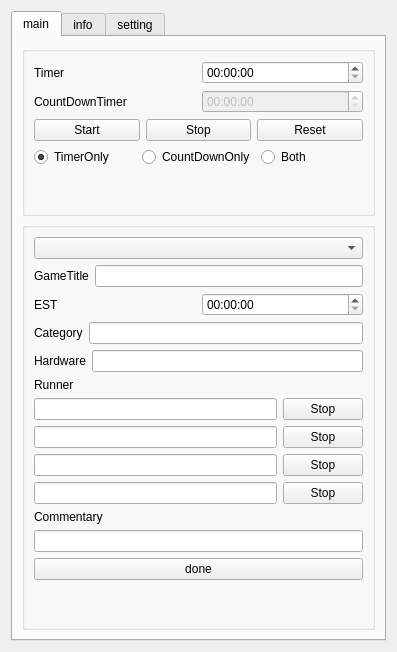
oimobatake/RTA-Support-Plugins, file src/RTAPluginDock.ui: the form before one commit.
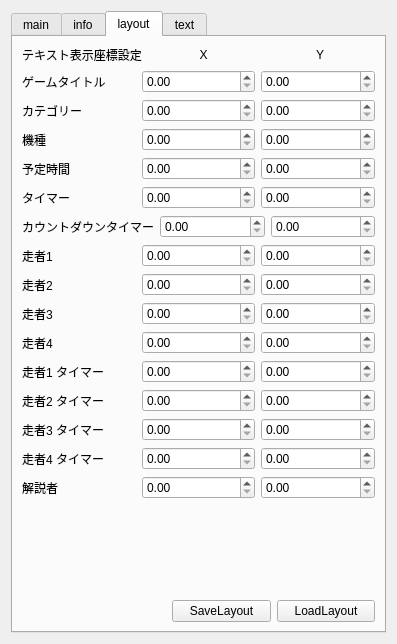
The form after the commit. The open tabs and pages were chosen to show the change.

Commit message: CSS化対応 - 作業コミット

```diff
--- a/src/RTAPluginDock.ui
+++ b/src/RTAPluginDock.ui
@@ -7,7 +7,7 @@
     <x>0</x>
     <y>0</y>
     <width>397</width>
-    <height>652</height>
+    <height>644</height>
    </rect>
   </property>
   <property name="windowTitle">
@@ -115,6 +115,11 @@
             </item>
             <item>
              <widget class="QPushButton" name="timeResetButton">
+              <property name="font">
+               <font>
+                <bold>false</bold>
+               </font>
+              </property>
               <property name="text">
                <string>Reset</string>
               </property>
@@ -468,12 +473,358 @@
        </item>
       </layout>
      </widget>
-     <widget class="QWidget" name="tab_3">
+     <widget class="QWidget" name="tab_4">
       <attribute name="title">
-       <string>setting</string>
+       <string>layout</string>
       </attribute>
       <layout class="QVBoxLayout" name="verticalLayout_7">
        <item>
+        <layout class="QGridLayout" name="gridLayout">
+         <item row="0" column="0">
+          <widget class="QLabel" name="label_9">
+           <property name="font">
+            <font/>
+           </property>
+           <property name="text">
+            <string>テキスト表示座標設定</string>
+           </property>
+           <property name="scaledContents">
+            <bool>false</bool>
+           </property>
+           <property name="alignment">
+            <set>Qt::AlignmentFlag::AlignCenter</set>
+           </property>
+          </widget>
+         </item>
+         <item row="0" column="1">
+          <widget class="QLabel" name="label_11">
+           <property name="font">
+            <font/>
+           </property>
+           <property name="text">
+            <string>X</string>
+           </property>
+           <property name="alignment">
+            <set>Qt::AlignmentFlag::AlignCenter</set>
+           </property>
+          </widget>
+         </item>
+         <item row="0" column="2">
+          <widget class="QLabel" name="label_12">
+           <property name="font">
+            <font/>
+           </property>
+           <property name="text">
+            <string>Y</string>
+           </property>
+           <property name="alignment">
+            <set>Qt::AlignmentFlag::AlignCenter</set>
+           </property>
+          </widget>
+         </item>
+        </layout>
+       </item>
+       <item>
+        <layout class="QGridLayout" name="gridLayout_3">
+         <item row="0" column="0">
+          <widget class="QLabel" name="label_10">
+           <property name="text">
+            <string>ゲームタイトル</string>
+           </property>
+          </widget>
+         </item>
+         <item row="0" column="1">
+          <widget class="QDoubleSpinBox" name="posX_GameTitle">
+           <property name="maximum">
+            <double>99.989999999999995</double>
+           </property>
+          </widget>
+         </item>
+         <item row="0" column="2">
+          <widget class="QDoubleSpinBox" name="posY_GameTitle"/>
+         </item>
+        </layout>
+       </item>
+       <item>
+        <layout class="QGridLayout" name="gridLayout_4">
+         <item row="0" column="0">
+          <widget class="QLabel" name="label_13">
+           <property name="text">
+            <string>カテゴリー</string>
+           </property>
+          </widget>
+         </item>
+         <item row="0" column="2">
+          <widget class="QDoubleSpinBox" name="posY_Category"/>
+         </item>
+         <item row="0" column="1">
+          <widget class="QDoubleSpinBox" name="posX_Category"/>
+         </item>
+        </layout>
+       </item>
+       <item>
+        <layout class="QGridLayout" name="gridLayout_5">
+         <item row="0" column="0">
+          <widget class="QLabel" name="label_14">
+           <property name="text">
+            <string>機種</string>
+           </property>
+          </widget>
+         </item>
+         <item row="0" column="1">
+          <widget class="QDoubleSpinBox" name="posX_Hardware"/>
+         </item>
+         <item row="0" column="2">
+          <widget class="QDoubleSpinBox" name="posY_Hardware"/>
+         </item>
+        </layout>
+       </item>
+       <item>
+        <layout class="QGridLayout" name="gridLayout_6">
+         <item row="0" column="0">
+          <widget class="QLabel" name="label_15">
+           <property name="text">
+            <string>予定時間</string>
+           </property>
+          </widget>
+         </item>
+         <item row="0" column="1">
+          <widget class="QDoubleSpinBox" name="posX_EstimateTime"/>
+         </item>
+         <item row="0" column="2">
+          <widget class="QDoubleSpinBox" name="posY_EstimateTime"/>
+         </item>
+        </layout>
+       </item>
+       <item>
+        <layout class="QGridLayout" name="gridLayout_8">
+         <item row="0" column="0">
+          <widget class="QLabel" name="label_17">
+           <property name="text">
+            <string>タイマー</string>
+           </property>
+          </widget>
+         </item>
+         <item row="0" column="1">
+          <widget class="QDoubleSpinBox" name="posX_CountUpTimer"/>
+         </item>
+         <item row="0" column="2">
+          <widget class="QDoubleSpinBox" name="posY_CountUpTimer"/>
+         </item>
+        </layout>
+       </item>
+       <item>
+        <layout class="QGridLayout" name="gridLayout_9">
+         <item row="0" column="0">
+          <widget class="QLabel" name="label_18">
+           <property name="text">
+            <string>カウントダウンタイマー</string>
+           </property>
+          </widget>
+         </item>
+         <item row="0" column="1">
+          <widget class="QDoubleSpinBox" name="posX_CountDownTimer"/>
+         </item>
+         <item row="0" column="2">
+          <widget class="QDoubleSpinBox" name="posY_CountDownTimer"/>
+         </item>
+        </layout>
+       </item>
+       <item>
+        <layout class="QGridLayout" name="gridLayout_14">
+         <item row="0" column="2">
+          <widget class="QDoubleSpinBox" name="posY_RunnerName_1"/>
+         </item>
+         <item row="0" column="0">
+          <widget class="QLabel" name="label_23">
+           <property name="text">
+            <string>走者1</string>
+           </property>
+          </widget>
+         </item>
+         <item row="0" column="1">
+          <widget class="QDoubleSpinBox" name="posX_RunnerName_1"/>
+         </item>
+        </layout>
+       </item>
+       <item>
+        <layout class="QGridLayout" name="gridLayout_15">
+         <item row="0" column="0">
+          <widget class="QLabel" name="label_24">
+           <property name="text">
+            <string>走者2</string>
+           </property>
+          </widget>
+         </item>
+         <item row="0" column="1">
+          <widget class="QDoubleSpinBox" name="posX_RunnerName_2"/>
+         </item>
+         <item row="0" column="2">
+          <widget class="QDoubleSpinBox" name="posY_RunnerName_2"/>
+         </item>
+        </layout>
+       </item>
+       <item>
+        <layout class="QGridLayout" name="gridLayout_16">
+         <item row="0" column="0">
+          <widget class="QLabel" name="label_25">
+           <property name="text">
+            <string>走者3</string>
+           </property>
+          </widget>
+         </item>
+         <item row="0" column="1">
+          <widget class="QDoubleSpinBox" name="posX_RunnerName_3"/>
+         </item>
+         <item row="0" column="2">
+          <widget class="QDoubleSpinBox" name="posY_RunnerName_3"/>
+         </item>
+        </layout>
+       </item>
+       <item>
+        <layout class="QGridLayout" name="gridLayout_17">
+         <item row="0" column="0">
+          <widget class="QLabel" name="label_26">
+           <property name="text">
+            <string>走者4</string>
+           </property>
+          </widget>
+         </item>
+         <item row="0" column="1">
+          <widget class="QDoubleSpinBox" name="posX_RunnerName_4"/>
+         </item>
+         <item row="0" column="2">
+          <widget class="QDoubleSpinBox" name="posY_RunnerName_4"/>
+         </item>
+        </layout>
+       </item>
+       <item>
+        <layout class="QGridLayout" name="gridLayout_10">
+         <item row="0" column="2">
+          <widget class="QDoubleSpinBox" name="posY_RunnerTimer_1"/>
+         </item>
+         <item row="0" column="1">
+          <widget class="QDoubleSpinBox" name="posX_RunnerTimer_1"/>
+         </item>
+         <item row="0" column="0">
+          <widget class="QLabel" name="label_19">
+           <property name="text">
+            <string>走者1 タイマー</string>
+           </property>
+          </widget>
+         </item>
+        </layout>
+       </item>
+       <item>
+        <layout class="QGridLayout" name="gridLayout_11">
+         <item row="0" column="1">
+          <widget class="QDoubleSpinBox" name="posX_RunnerTimer_2"/>
+         </item>
+         <item row="0" column="2">
+          <widget class="QDoubleSpinBox" name="posY_RunnerTimer_2"/>
+         </item>
+         <item row="0" column="0">
+          <widget class="QLabel" name="label_20">
+           <property name="text">
+            <string>走者2 タイマー</string>
+           </property>
+          </widget>
+         </item>
+        </layout>
+       </item>
+       <item>
+        <layout class="QGridLayout" name="gridLayout_12">
+         <item row="0" column="1">
+          <widget class="QDoubleSpinBox" name="posX_RunnerTimer_3"/>
+         </item>
+         <item row="0" column="2">
+          <widget class="QDoubleSpinBox" name="posY_RunnerTimer_3"/>
+         </item>
+         <item row="0" column="0">
+          <widget class="QLabel" name="label_21">
+           <property name="text">
+            <string>走者3 タイマー</string>
+           </property>
+          </widget>
+         </item>
+        </layout>
+       </item>
+       <item>
+        <layout class="QGridLayout" name="gridLayout_13">
+         <item row="0" column="0">
+          <widget class="QLabel" name="label_22">
+           <property name="text">
+            <string>走者4 タイマー</string>
+           </property>
+          </widget>
+         </item>
+         <item row="0" column="1">
+          <widget class="QDoubleSpinBox" name="posX_RunnerTimer_4"/>
+         </item>
+         <item row="0" column="2">
+          <widget class="QDoubleSpinBox" name="posY_RunnerTimer_4"/>
+         </item>
+        </layout>
+       </item>
+       <item>
+        <layout class="QGridLayout" name="gridLayout_18">
+         <item row="0" column="0">
+          <widget class="QLabel" name="label_27">
+           <property name="text">
+            <string>解説者</string>
+           </property>
+          </widget>
+         </item>
+         <item row="0" column="1">
+          <widget class="QDoubleSpinBox" name="posX_Commentary"/>
+         </item>
+         <item row="0" column="2">
+          <widget class="QDoubleSpinBox" name="posY_Commentary"/>
+         </item>
+        </layout>
+       </item>
+       <item>
+        <spacer name="verticalSpacer_5">
+         <property name="orientation">
+          <enum>Qt::Orientation::Vertical</enum>
+         </property>
+         <property name="sizeHint" stdset="0">
+          <size>
+           <width>20</width>
+           <height>111</height>
+          </size>
+         </property>
+        </spacer>
+       </item>
+       <item>
+        <layout class="QGridLayout" name="gridLayout_19">
+         <property name="leftMargin">
+          <number>150</number>
+         </property>
+         <item row="0" column="1">
+          <widget class="QPushButton" name="LoadPosSettingBtn">
+           <property name="text">
+            <string>LoadLayout</string>
+           </property>
+          </widget>
+         </item>
+         <item row="0" column="0">
+          <widget class="QPushButton" name="SavePosSettingBtn">
+           <property name="text">
+            <string>SaveLayout</string>
+           </property>
+          </widget>
+         </item>
+        </layout>
+       </item>
+      </layout>
+     </widget>
+     <widget class="QWidget" name="tab_3">
+      <attribute name="title">
+       <string>text</string>
+      </attribute>
+      <layout class="QVBoxLayout" name="verticalLayout_8">
+       <item>
         <widget class="QLabel" name="label_5">
          <property name="font">
           <font/>
```
Left out of the diff: 65 changed lines with no effect on the pictures. The commit also changes 2 other files.
